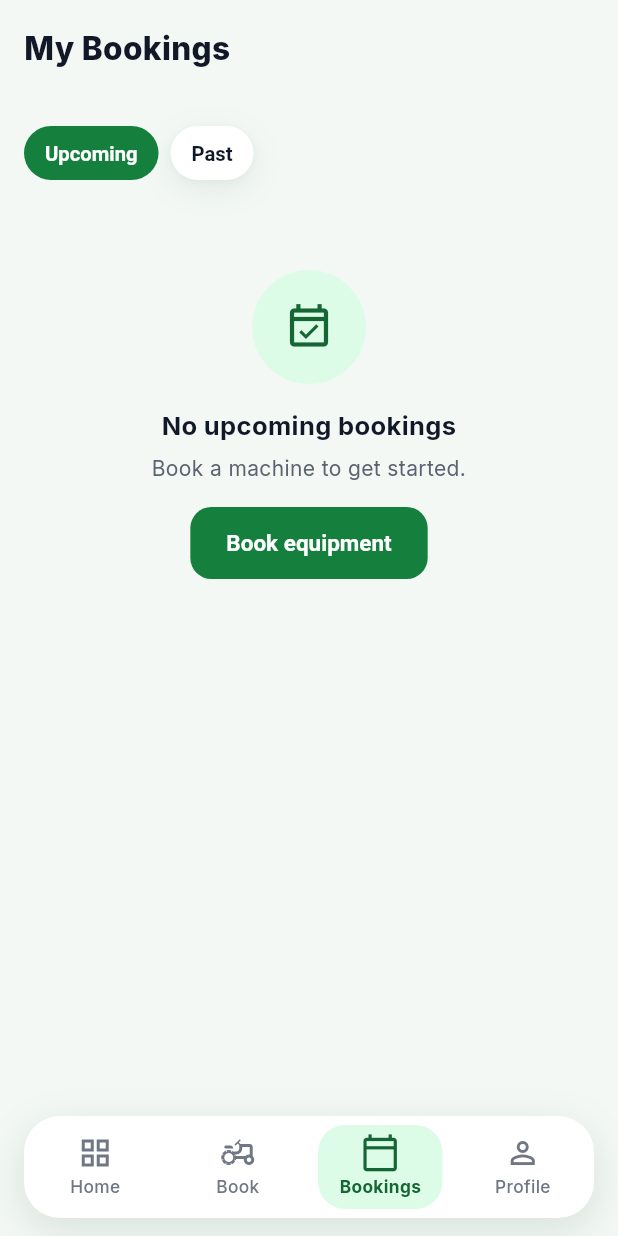
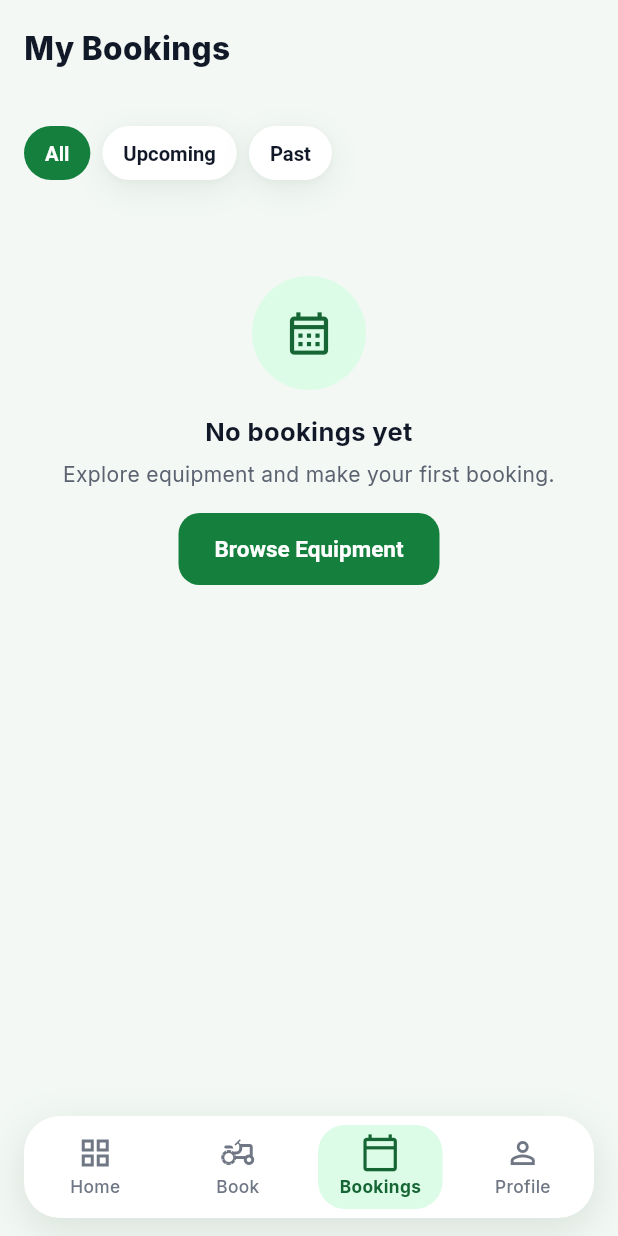
Before and after one commit to murinziben/ntiza_mobile_application, a Flutter app: the MyBookingsScreen screen opened by its route, on a phone screen of 412 x 824 dp. Run offline on Flutter 3.47's test engine with Material 3 defaults, Android fonts, the phone set to English and light mode, and no system bars; our stand-ins replace cloud_firestore, firebase_auth, firebase_core, flutter_riverpod, flutter_svg, go_router and 3 more; accounts and stored records are empty.

Commit message:
refine booking submission, payment simulation, and my bookings screen

```diff
--- a/lib/data/repositories/firestore_booking_repository.dart
+++ b/lib/data/repositories/firestore_booking_repository.dart
@@ -58,9 +58,9 @@ class FirestoreBookingRepository implements BookingRepository {
               throw const AppException(
                   'This machine is already booked on that date. Pick another day.');
             }
-            tx.update(machine, {
+            tx.set(machine, {
               'bookedDates': FieldValue.arrayUnion([booking.dateKey])
-            });
+            }, SetOptions(merge: true));
           }
           final current = snap.data()?['booking'];
           final n = (current is num ? current.toInt() : 2040) + 1;
@@ -73,7 +73,7 @@ class FirestoreBookingRepository implements BookingRepository {
 
   @override
   Future<void> markPaid(String ref, String via) =>
-      guardData(() => _bookings.doc(ref).update({'paidVia': via}));
+      guardData(() => _bookings.doc(ref).set({'paidVia': via}, SetOptions(merge: true)));
 
   @override
   Future<void> setStatus(Booking booking, String status) => guardData(() async {
--- a/lib/presentation/screens/farmer/my_bookings_screen.dart
+++ b/lib/presentation/screens/farmer/my_bookings_screen.dart
@@ -9,19 +9,23 @@ import '../../widgets/ui.dart';
 import '../public/widgets.dart';
 import 'booking_row.dart';
 
-const _tabs = ['Upcoming', 'Past'];
+const _tabs = ['All', 'Upcoming', 'Past'];
 
-final _tabProvider = StateProvider.autoDispose<String>((ref) => 'Upcoming');
+final _tabProvider = StateProvider.autoDispose<String>((ref) => 'All');
 
-/// The farmer's bookings: open ones under Upcoming, finished ones under Past.
+/// The farmer's bookings screen.
 class MyBookingsScreen extends ConsumerWidget {
   const MyBookingsScreen({super.key});
 
-  String _subtitle(Booking b) => '${b.dateLabel} · ${b.detail} · ${rwf(b.total)}';
+  String _subtitle(Booking b) {
+    final parts = [b.dateLabel, b.detail, rwf(b.total)];
+    return parts.where((p) => p.isNotEmpty).join(' · ');
+  }
 
   @override
   Widget build(BuildContext context, WidgetRef ref) {
     final tab = ref.watch(_tabProvider);
+    final bookingsAsync = ref.watch(bookingsProvider);
 
     return Scaffold(
       appBar: const TopBar('My Bookings', back: false),
@@ -33,32 +37,59 @@ class MyBookingsScreen extends ConsumerWidget {
             selected: tab,
             onSelected: (v) => ref.read(_tabProvider.notifier).state = v,
           ),
-          asyncSection(ref.watch(bookingsProvider), (all) {
-            final items = all.where((b) => b.earlier == (tab == 'Past')).toList();
+          const SizedBox(height: 8),
+          asyncSection(bookingsAsync, (all) {
+            final items = switch (tab) {
+              'Upcoming' => all.where((b) => !b.earlier).toList(),
+              'Past' => all.where((b) => b.earlier).toList(),
+              _ => all,
+            };
+
             return Padding(
-              padding: const EdgeInsets.fromLTRB(16, 16, 16, 0),
+              padding: const EdgeInsets.fromLTRB(16, 12, 16, 0),
               child: Column(
                 crossAxisAlignment: CrossAxisAlignment.start,
                 children: [
                   if (items.isEmpty)
-                    tab == 'Upcoming'
-                        ? EmptyState('No upcoming bookings',
-                            message: 'Book a machine to get started.',
-                            icon: Icons.event_available_outlined,
-                            actionLabel: 'Book equipment',
-                            onAction: () => context.go('/farmer/book'))
-                        : const EmptyState('No past bookings yet',
-                            message: 'Completed and cancelled bookings show up here.',
-                            icon: Icons.history_rounded),
+                    switch (tab) {
+                      'Upcoming' => EmptyState(
+                          'No upcoming bookings',
+                          message: 'Book a machine to get started.',
+                          icon: Icons.event_available_outlined,
+                          actionLabel: 'Book equipment',
+                          onAction: () => context.go('/farmer/book'),
+                        ),
+                      'Past' => const EmptyState(
+                          'No past bookings yet',
+                          message: 'Completed and cancelled bookings show up here.',
+                          icon: Icons.history_rounded,
+                        ),
+                      _ => EmptyState(
+                          'No bookings yet',
+                          message: 'Explore equipment and make your first booking.',
+                          icon: Icons.calendar_month_outlined,
+                          actionLabel: 'Browse Equipment',
+                          onAction: () => context.go('/farmer/book'),
+                        ),
+                    },
                   for (var i = 0; i < items.length; i++) ...[
                     FadeSlideIn(
-                        index: i,
-                        child: BookingRow(booking: items[i], subtitle: _subtitle(items[i]))),
+                      index: i,
+                      child: BookingRow(
+                        booking: items[i],
+                        subtitle: _subtitle(items[i]),
+                      ),
+                    ),
                     const SizedBox(height: 12),
                   ],
                   if (items.isNotEmpty)
-                    Text('${items.length} ${items.length == 1 ? 'booking' : 'bookings'}',
-                        style: const TextStyle(fontSize: 13.5, color: AppColors.muted)),
+                    Padding(
+                      padding: const EdgeInsets.only(top: 4, left: 4),
+                      child: Text(
+                        'Showing ${items.length} ${items.length == 1 ? 'booking' : 'bookings'}',
+                        style: const TextStyle(fontSize: 13.5, color: AppColors.muted),
+                      ),
+                    ),
                 ],
               ),
             );
--- a/lib/presentation/screens/farmer/payment_screen.dart
+++ b/lib/presentation/screens/farmer/payment_screen.dart
@@ -39,7 +39,11 @@ class _PaymentScreenState extends ConsumerState<PaymentScreen> {
 
   Future<void> _pay() async {
     final booking = ref.read(bookingByRefProvider(widget.bookingRef));
-    if (booking == null || !_formKey.currentState!.validate()) return;
+    if (booking == null) {
+      showToast(context, 'Booking not found.');
+      return;
+    }
+    if (!_formKey.currentState!.validate()) return;
     final via = ref.read(_methodProvider);
     ref.read(_waitingProvider.notifier).state = true;
     // Simulated approval prompt; a real provider callback replaces this later.
@@ -52,6 +56,7 @@ class _PaymentScreenState extends ConsumerState<PaymentScreen> {
       showToast(context, result.error!);
       return;
     }
+    showToast(context, 'Payment simulation successful!');
     context.go('/farmer/booking/${widget.bookingRef}');
   }
 
```
Also changed, not shown: lib/presentation/providers/data_providers.dart (+10 -1 lines), lib/presentation/screens/farmer/book_equipment_screen.dart (+9 -2 lines), lib/presentation/screens/farmer/booking_detail_screen.dart (+22 -2 lines).
